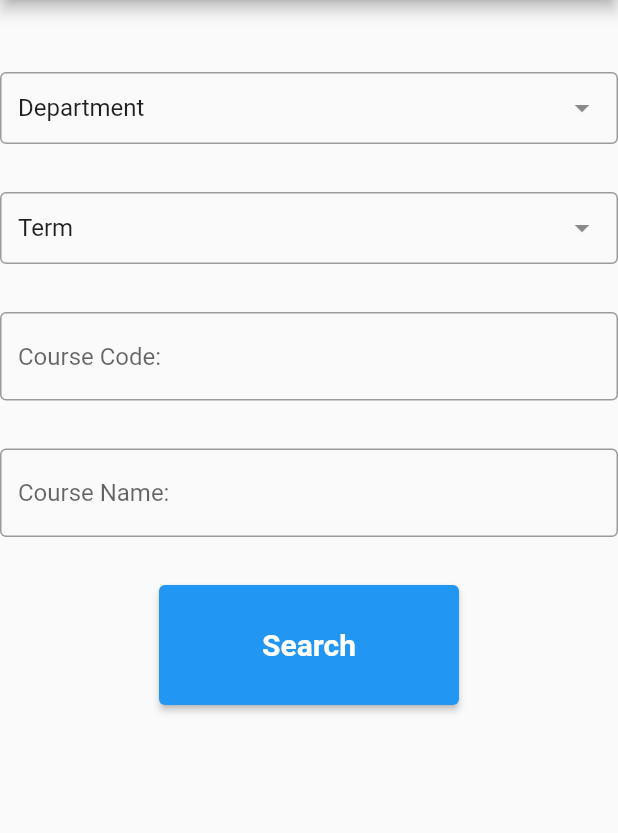
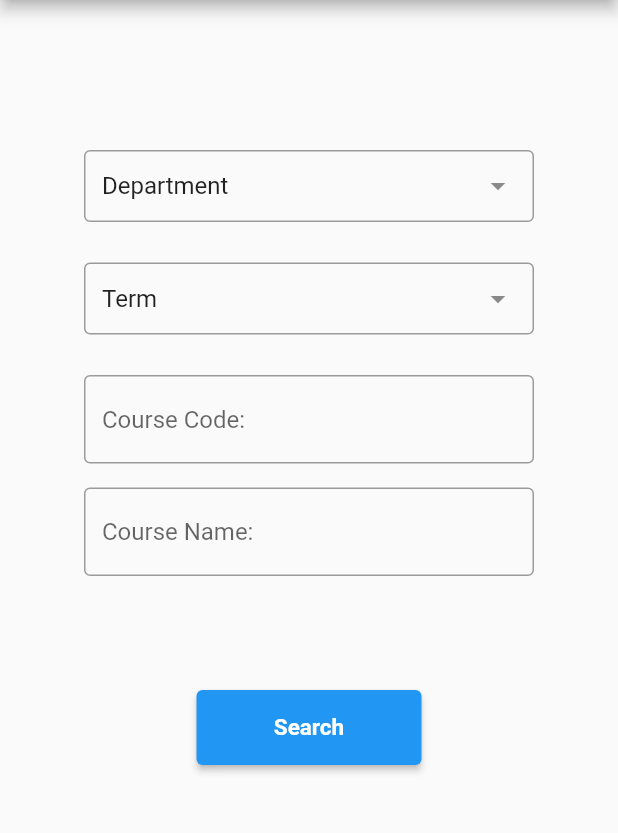
Before and after one commit to jwmason/ZotClassMobile, a Flutter app: the screen it shows after launch, on a phone screen of 412 x 824 dp, the part 84-917 px from its top. Run offline on Flutter 3.47's test engine with Material 2 defaults, Android fonts, the phone set to English and light mode, and no system bars; drawn by our look-alikes of dropdown_search; network calls fail.

Commit message:
Changed the UI of the front page

```diff
--- a/zot_class_mobile/lib/main.dart
+++ b/zot_class_mobile/lib/main.dart
@@ -111,6 +111,8 @@ class _MyHomePageState extends State<MyHomePage> {
     // The Flutter framework has been optimized to make rerunning build methods
     // fast, so that you can just rebuild anything that needs updating rather
     // than having to individually change instances of widgets.
+    double w = 300;
+    double h = 75;
     return Scaffold(
       appBar: AppBar(
         // Here we take the value from the MyHomePage object that was created by
@@ -118,12 +120,19 @@ class _MyHomePageState extends State<MyHomePage> {
         title: Text(widget.title),
       ),
       body: Center(
+
         child: Column(
 
           mainAxisAlignment: MainAxisAlignment.start,
           children: <Widget>[
-            const Text('\n\n'),
-            DropdownSearch<String>(
+            SizedBox(
+              height: 100,
+            ),
+            //const Text('\n\n'),
+            SizedBox(
+              width: w,
+              height: h,
+              child: DropdownSearch<String>(
                   popupProps: const PopupProps.menu(
                       showSelectedItems: true,
                   ),
@@ -140,8 +149,12 @@ class _MyHomePageState extends State<MyHomePage> {
                     });
                   }
               ),
-            const Text('\n'),
-            DropdownSearch<String>(
+            ),
+            //const Text('\n'),
+            SizedBox(
+              width: w,
+              height: h,
+              child: DropdownSearch<String>(
                   popupProps: const PopupProps.menu(
                       showSelectedItems: true,
                   ),
@@ -158,24 +171,39 @@ class _MyHomePageState extends State<MyHomePage> {
                     });
                   },
               ),
-            const Text('\n'),
-            TextField(
+            ),
+            //const Text('\n'),
+            SizedBox(
+              width: w,
+              height: h,
+              child: TextField(
               decoration: InputDecoration(
                 border: OutlineInputBorder(),
                 hintText: 'Course Code:',
               ),
               controller: myController1
           ),
-          const Text('\n'),
-          TextField(
+            ),
+          //const Text('\n'),
+          SizedBox(
+            width: w,
+            height: h,
+            child: TextField(
               decoration: InputDecoration(
                 border: OutlineInputBorder(),
                 hintText: 'Course Name:',
               ),
               controller: myController2
             ),
-          const Text('\n'),
-          ElevatedButton(
+          ),
+          //const Text('\n'),
+          SizedBox(
+            height: 60,
+          ),
+          SizedBox(
+            height: 50,
+            width: 150,
+            child: ElevatedButton(
             style: raisedButtonStyle,
             onPressed: (){
               if(dep != "Department" && term != "Term") {
@@ -186,7 +214,8 @@ class _MyHomePageState extends State<MyHomePage> {
                 print("no");
               }
             },
-          child: Text('Search', style: TextStyle(fontWeight: FontWeight.bold, fontSize: 20),),
+            child: Text('Search', style: TextStyle(fontWeight: FontWeight.bold, fontSize: 15),),
+        ),
           ),
           ],
         ),
```
Lines whose indentation alone changed are shown as unchanged.
